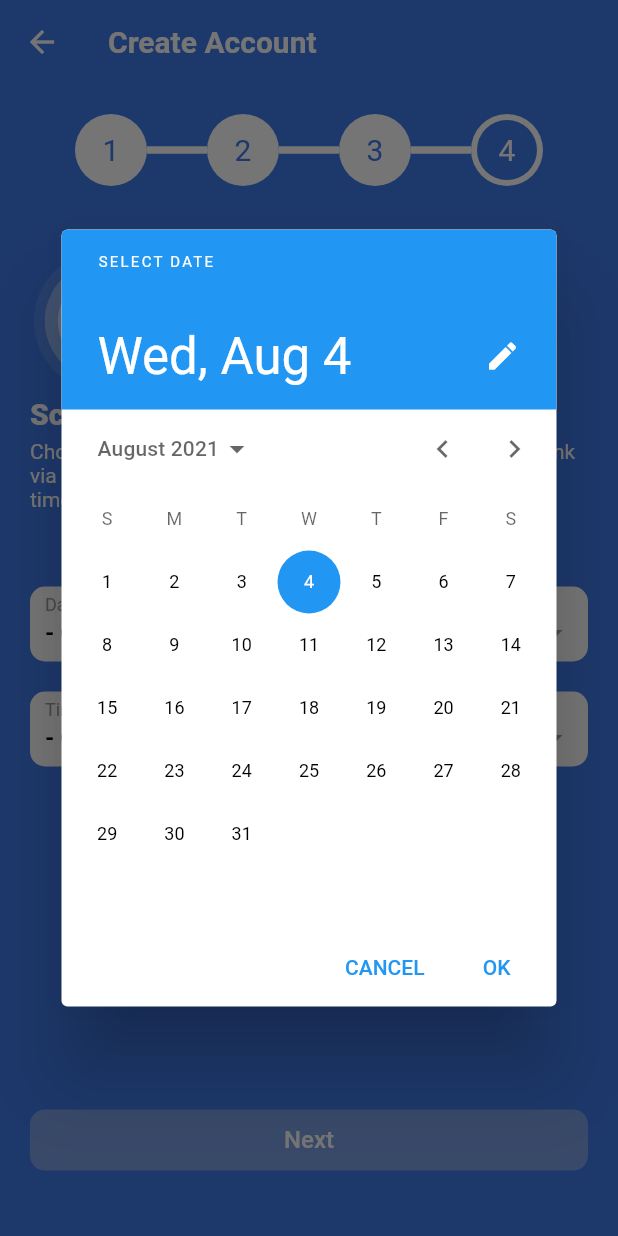
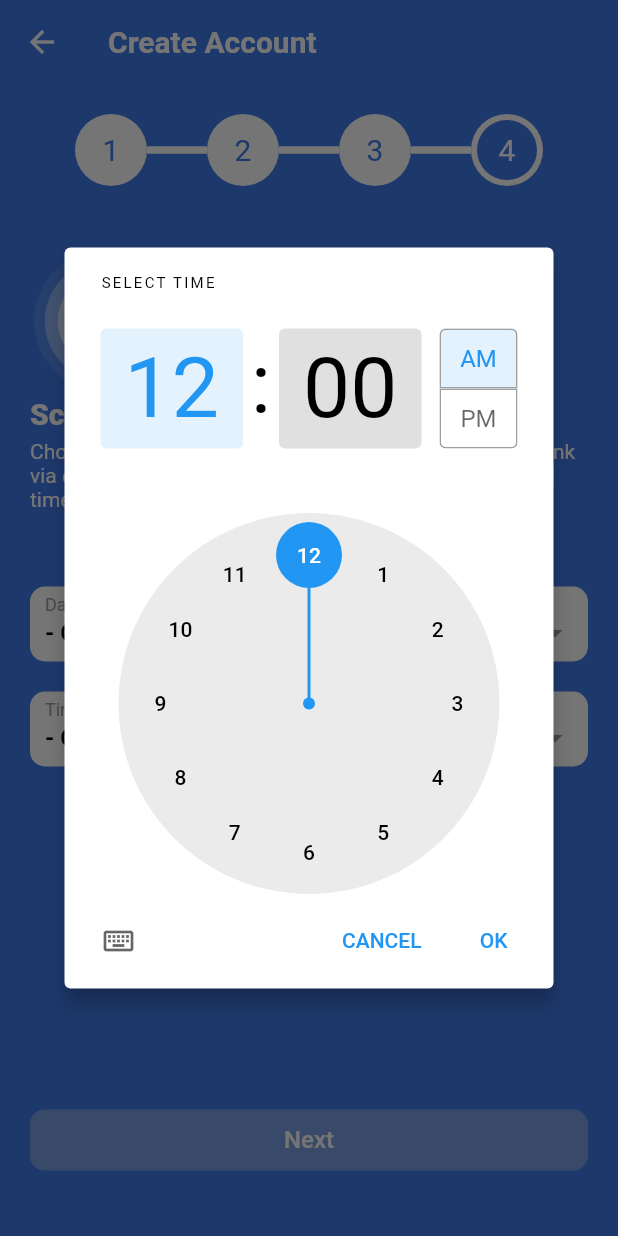
Before and after one commit to evanezent/Exploring-The-Forest, a Flutter app: the ScheduleScreen screen opened directly, after a tap on "Time", on a phone screen of 412 x 824 dp. Run offline on Flutter 3.47's test engine with Material 2 defaults, Android fonts, the phone set to English and light mode, and no system bars.

```diff
--- a/lib/ui/screens/schedule_screen.dart
+++ b/lib/ui/screens/schedule_screen.dart
@@ -27,6 +27,7 @@ class _ScheduleScreenState extends State<ScheduleScreen>
   late Animation<double> _pulseAnimation;
 
   DateTime selectedDate = DateTime.now();
+  TimeOfDay selectedTime = TimeOfDay(hour: 00, minute: 00);
 
   String choosedDate = "- Choosed Date -";
   String choosedTime = "- Choosed Time -";
@@ -59,44 +60,6 @@ class _ScheduleScreenState extends State<ScheduleScreen>
     _animationController.dispose();
     _iconController.dispose();
     super.dispose();
-  }
-
-  Widget rippleComponents(Animation<double> pulse) {
-    return Center(
-      child: ClipRRect(
-        borderRadius: BorderRadius.circular(100),
-        child: Container(
-          decoration: BoxDecoration(
-            gradient: RadialGradient(
-              colors: <Color>[
-                Color.lerp(Colors.white, custom_blue_disable, 0.6)!,
-                Colors.white,
-              ],
-            ),
-          ),
-          child: ScaleTransition(
-            scale: Tween(begin: 0.95, end: 1.0).animate(
-              CurvedAnimation(
-                parent: _animationController,
-                curve: CurveWave(),
-              ),
-            ),
-            child: ScaleTransition(
-              scale: _pulseAnimation,
-              child: Container(
-                padding: EdgeInsets.all(2),
-                color: Colors.white,
-                child: Icon(
-                  Icons.calendar_today_sharp,
-                  color: custom_blue,
-                  size: 30,
-                ),
-              ),
-            ),
-          ),
-        ),
-      ),
-    );
   }
 
   @override
@@ -247,6 +210,7 @@ class _ScheduleScreenState extends State<ScheduleScreen>
 
   /// Android date picker
   buildMaterialDatePicker(BuildContext context, {String type = "date"}) async {
+    if (type == "date") {
       DateTime? picked = await showDatePicker(
         context: context,
         initialDate: selectedDate,
@@ -259,6 +223,22 @@ class _ScheduleScreenState extends State<ScheduleScreen>
           choosedDate =
               "${selectedDate.day} - ${selectedDate.month} - ${selectedDate.year}";
         });
+    } else {
+      TimeOfDay? picked = await showTimePicker(
+        context: context,
+        initialTime: selectedTime,
+      );
+      if (picked != null)
+        setState(() {
+          selectedTime = picked;
+          String hour = picked.hour < 10 ? "0${picked.hour}" : "${picked.hour}";
+          String min =
+              picked.minute < 10 ? "0${picked.minute}" : "${picked.minute}";
+          setState(() {
+            choosedTime = "$hour:$min";
+          });
+        });
+    }
   }
 
   /// iOS date picker
@@ -281,7 +261,6 @@ class _ScheduleScreenState extends State<ScheduleScreen>
                             ? "0${picked.minute}"
                             : "${picked.minute}";
                         setState(() {
-                          selectedDate = picked;
                           choosedTime = "$hour:$min";
                         });
                       }
@@ -307,4 +286,42 @@ class _ScheduleScreenState extends State<ScheduleScreen>
           );
         });
   }
+
+  Widget rippleComponents(Animation<double> pulse) {
+    return Center(
+      child: ClipRRect(
+        borderRadius: BorderRadius.circular(100),
+        child: Container(
+          decoration: BoxDecoration(
+            gradient: RadialGradient(
+              colors: <Color>[
+                Color.lerp(Colors.white, custom_blue_disable, 0.6)!,
+                Colors.white,
+              ],
+            ),
+          ),
+          child: ScaleTransition(
+            scale: Tween(begin: 0.95, end: 1.0).animate(
+              CurvedAnimation(
+                parent: _animationController,
+                curve: CurveWave(),
+              ),
+            ),
+            child: ScaleTransition(
+              scale: _pulseAnimation,
+              child: Container(
+                padding: EdgeInsets.all(2),
+                color: Colors.white,
+                child: Icon(
+                  Icons.calendar_today_sharp,
+                  color: custom_blue,
+                  size: 30,
+                ),
+              ),
+            ),
+          ),
+        ),
+      ),
+    );
   }
+}
```
Also changed, not shown: lib/ui/screens/create_password_screen.dart (+29 -27 lines). Lines whose indentation alone changed are shown as unchanged.
